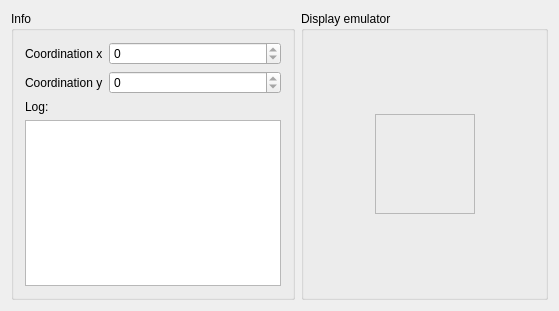
kubanecxxx/piris, file mainwindow.ui: the form before one commit.
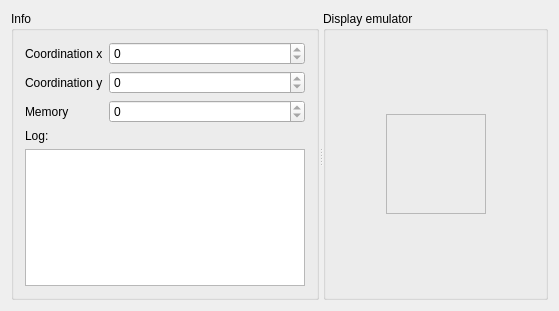
The form after the commit. Custom widgets are drawn as their Qt base class.

Commit message: added font class and debugging methods

Diff of the .ui file:
```diff
--- a/mainwindow.ui
+++ b/mainwindow.ui
@@ -16,8 +16,13 @@
   <widget class="QWidget" name="centralWidget">
    <layout class="QVBoxLayout" name="verticalLayout">
     <item>
-     <layout class="QHBoxLayout" name="horizontalLayout">
-      <item>
+     <widget class="QSplitter" name="splitter">
+      <property name="orientation">
+       <enum>Qt::Horizontal</enum>
+      </property>
+      <property name="childrenCollapsible">
+       <bool>false</bool>
+      </property>
        <widget class="QGroupBox" name="groupBox_2">
         <property name="minimumSize">
          <size>
@@ -68,6 +73,23 @@
              </property>
             </widget>
            </item>
+          <item row="2" column="0">
+           <widget class="QLabel" name="label_4">
+            <property name="text">
+             <string>Memory</string>
+            </property>
+           </widget>
+          </item>
+          <item row="2" column="1">
+           <widget class="QSpinBox" name="spinMemory">
+            <property name="readOnly">
+             <bool>true</bool>
+            </property>
+            <property name="maximum">
+             <number>999999999</number>
+            </property>
+           </widget>
+          </item>
           </layout>
          </item>
          <item>
@@ -82,8 +104,6 @@
          </item>
         </layout>
        </widget>
-      </item>
-      <item>
        <widget class="QGroupBox" name="groupBox">
         <property name="title">
          <string>Display emulator</string>
@@ -157,10 +177,22 @@
            </property>
           </spacer>
          </item>
-        </layout>
-       </widget>
-      </item>
-     </layout>
+        <item row="1" column="0">
+         <spacer name="horizontalSpacer">
+          <property name="orientation">
+           <enum>Qt::Horizontal</enum>
+          </property>
+          <property name="sizeHint" stdset="0">
+           <size>
+            <width>40</width>
+            <height>20</height>
+           </size>
+          </property>
+         </spacer>
+        </item>
+       </layout>
+      </widget>
+     </widget>
     </item>
    </layout>
   </widget>
```
Left out of the diff: 43 changed lines with no effect on the pictures. Lines whose indentation alone changed are shown as unchanged. The commit also changes 15 other files.
